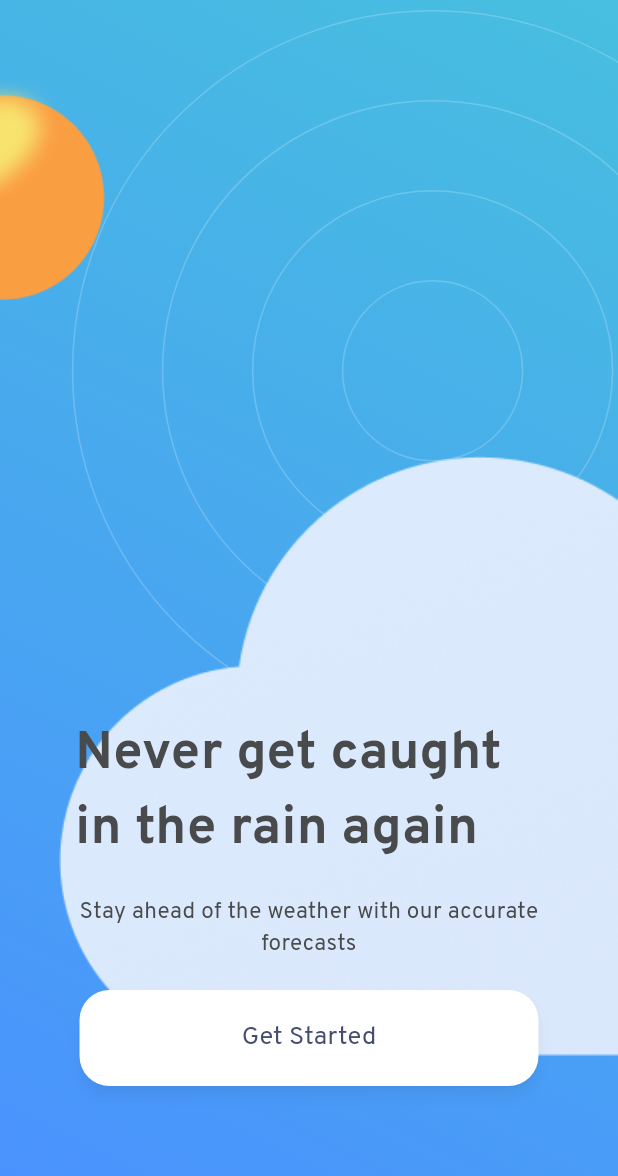
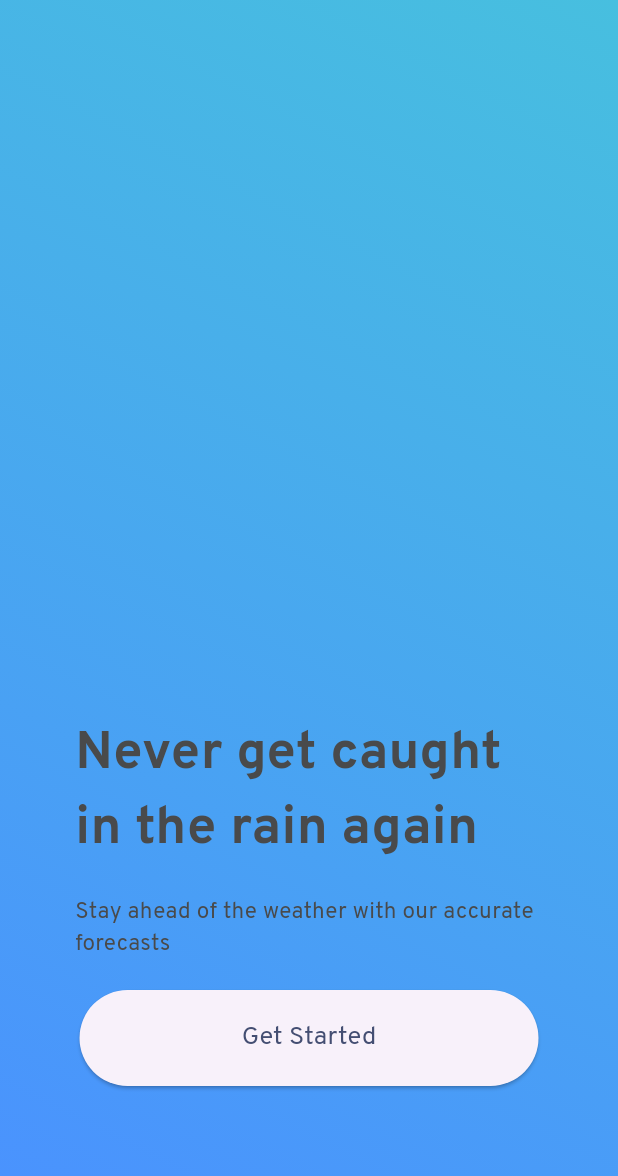
Before and after one commit to setyoai/weather_app, a Flutter app: the screen it shows after launch, on a phone screen of 412 x 824 dp. Shown: the top 1176 px of the screen. Run offline on Flutter 3.47's test engine with Material 3 defaults, Android fonts, the phone set to English and light mode, and no system bars.

Commit message:
Revert "fix onboard screen"
This reverts commit 399e60fa2884a59f737c5e18fa6e15e8e37a0337.

```diff
--- a/lib/onboard_screen.dart
+++ b/lib/onboard_screen.dart
@@ -20,69 +20,46 @@ class OnboardScreen extends StatelessWidget {
             ],
           ),
         ),
-        child: Stack(
-          children: [
-            Positioned(
-              top: 50,
-              left: 0,
-              child: Image.asset(
-                'images/sun.png',
-                height: 150,
-              ),
-            ),
-            Positioned.fill(
-              child: CustomPaint(
-                painter: CircleBackgroundPainter(),
-              ),
-            ),
-            Positioned(
-              bottom: 120,
-              right: 0,
-              child: Image.asset(
-                'images/cloud_onboard.png',
-                height: 400,
-                fit: BoxFit.cover,
-              ),
-            ),
-            Positioned(
-              bottom: 100,
-              left: 50,
-              right: 50,
+        child: Padding(
+          padding:
+              const EdgeInsets.symmetric(horizontal: 50.0, vertical: 100.0),
           child: Column(
-                crossAxisAlignment: CrossAxisAlignment.center,
-                children: [
+            mainAxisAlignment: MainAxisAlignment.end,
+            children: <Widget>[
               const Text(
-                    'Never get caught in the rain again',
-                    textAlign: TextAlign.start,
                 style: TextStyle(
                   fontFamily: 'Overpass',
                   fontSize: 35,
                   fontWeight: FontWeight.w700,
                   color: Color(0xFF494A4B),
                 ),
+                'Never get caught in the rain again',
               ),
               const SizedBox(height: 20.0),
               const Text(
-                    'Stay ahead of the weather with our accurate forecasts',
-                    textAlign: TextAlign.center,
                 style: TextStyle(
                   fontFamily: 'Overpass',
                   fontSize: 15,
                   fontWeight: FontWeight.w400,
                   color: Color(0xFF494A4B),
                 ),
+                'Stay ahead of the weather with our accurate forecasts',
               ),
-                  const SizedBox(height: 20),
+              const SizedBox(height: 20.0),
               ElevatedButton(
-                    style: ElevatedButton.styleFrom(
-                      backgroundColor: Colors.white,
-                      foregroundColor: const Color(0xFF444E72),
-                      minimumSize: const Size(306, 64),
-                      shape: RoundedRectangleBorder(
-                        borderRadius: BorderRadius.circular(20),
+                style: ButtonStyle(
+                  fixedSize: WidgetStateProperty.all<Size>(
+                    const Size(306, 64),
                   ),
-                      elevation: 4,
-                      shadowColor: Colors.black26,
+                ),
+                child: const Text(
+                  style: TextStyle(
+                    fontFamily: 'Overpass',
+                    fontSize: 17,
+                    fontWeight: FontWeight.w400,
+                    color: Color(0xFF444E72),
+                  ),
+                  'Get Started',
                 ),
                 onPressed: () {
                   Navigator.push(
@@ -92,40 +69,11 @@ class OnboardScreen extends StatelessWidget {
                     ),
                   );
                 },
-                    child: const Text(
-                      style: TextStyle(
-                        fontFamily: 'Overpass',
-                        fontSize: 17,
-                        fontWeight: FontWeight.w400,
-                        color: Color(0xFF444E72),
-                      ),
-                      'Get Started',
-                    ),
               ),
             ],
           ),
-            ),
-          ],
         ),
       ),
     );
   }
 }
-
-class CircleBackgroundPainter extends CustomPainter {
-  @override
-  void paint(Canvas canvas, Size size) {
-    final Paint paint = Paint()
-      ..color = Colors.white.withOpacity(0.2)
-      ..style = PaintingStyle.stroke
-      ..strokeWidth = 1;
-
-    final Offset center = Offset(size.width * 0.7, size.height * 0.3);
-    for (double radius = 60; radius < 300; radius += 60) {
-      canvas.drawCircle(center, radius, paint);
-    }
-  }
-
-  @override
-  bool shouldRepaint(CustomPainter oldDelegate) => false;
-}
```
Also changed, not shown: images/circle.png (deleted), images/cloud_onboard.png (deleted), images/sun.png (deleted), pubspec.lock, 125 other files. Lines whose indentation alone changed are shown as unchanged.
